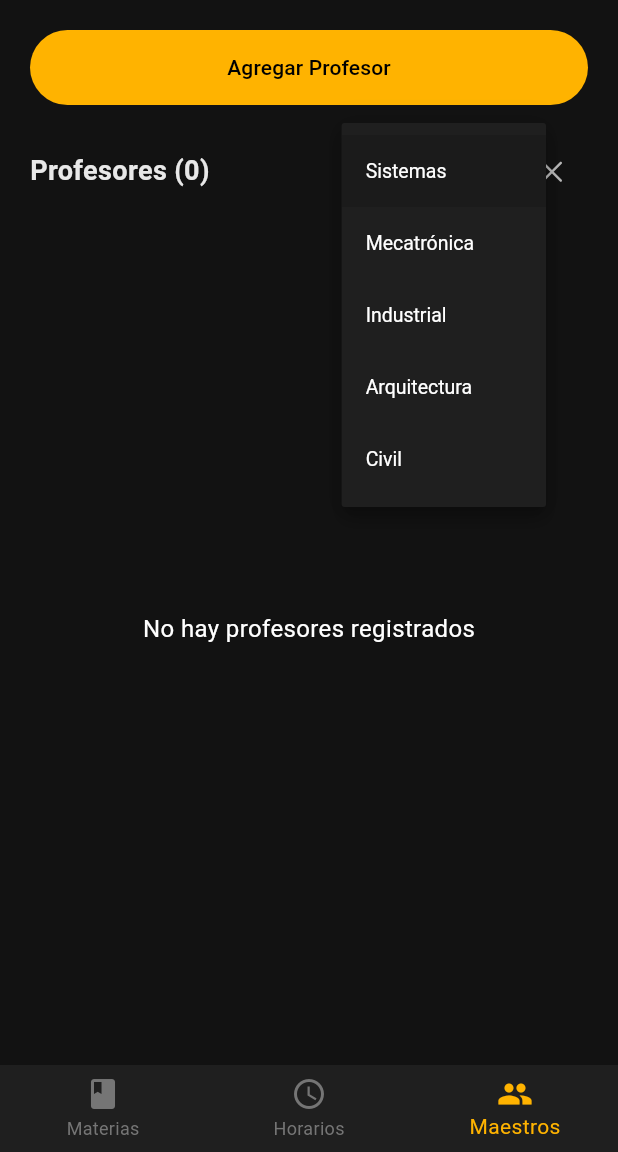
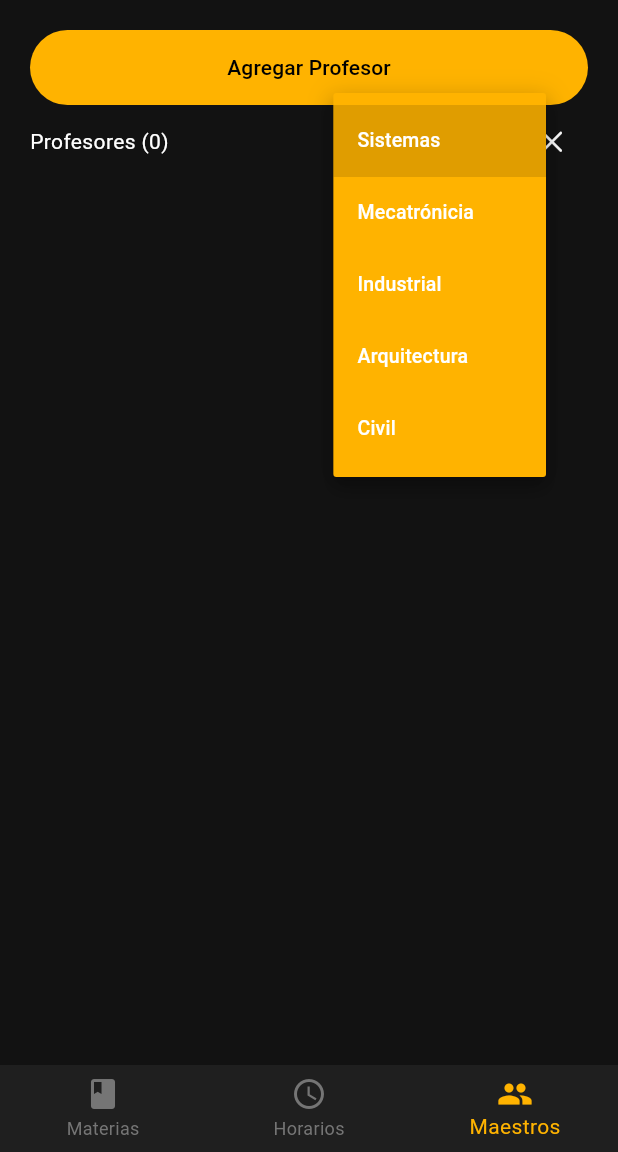
Before and after one commit to rojasaguilar/u3_p2_checador_asistencia, a Flutter app: the screen it shows after launch, item 3 of the bottom bar chosen, after a tap on "Carrera", on a phone screen of 412 x 824 dp, the part 84-1236 px from its top. Run offline on Flutter 3.47's test engine with Material 3 defaults, Android fonts, the phone set to English and light mode, and no system bars; our stand-ins replace sqflite; accounts and stored records are empty.

Commit message:
disenio consistente

```diff
--- a/lib/pages/addMateria.dart
+++ b/lib/pages/addMateria.dart
@@ -21,7 +21,10 @@ class _AddmateriaState extends State<Addmateria> {
     return Scaffold(
       backgroundColor: const Color(0xFF121212),
       appBar: AppBar(
-        title: const Text("Agregar Materia", style: TextStyle(color: Colors.white)),
+        title: const Text(
+          "Agregar Materia",
+          style: TextStyle(color: Colors.white),
+        ),
         backgroundColor: const Color(0xFF1F1F1F),
         iconTheme: const IconThemeData(color: Colors.white),
         elevation: 0,
@@ -32,8 +35,8 @@ class _AddmateriaState extends State<Addmateria> {
           children: [
             _buildTextField(
               controller: nmatController,
-              labelText: "Clave de la materia (NMAT)",
-              icon: Icons.vpn_key_outlined,
+              labelText: "Nombre de la materia (NMAT)",
+              icon: Icons.book_outlined,
             ),
             const SizedBox(height: 15),
             _buildTextField(
@@ -59,11 +62,17 @@ class _AddmateriaState extends State<Addmateria> {
                 controllerMateria.insertarMateria(m).then((r) {
                   if (r < 1) {
                     _showSnackBar(
-                        "No se pudo registrar la materia", Icons.cancel_outlined, Colors.red);
+                      "No se pudo registrar la materia",
+                      Icons.cancel_outlined,
+                      Colors.red,
+                    );
                     return;
                   }
                   _showSnackBar(
-                      "Materia registrada correctamente", Icons.check_outlined, Colors.green);
+                    "Materia registrada correctamente",
+                    Icons.check_outlined,
+                    Colors.green,
+                  );
                   widget.onAdd();
                   Navigator.pop(context);
                 });
@@ -120,12 +129,18 @@ class _AddmateriaState extends State<Addmateria> {
   bool validarInputs() {
     if (nmatController.text.isEmpty) {
       _showSnackBar(
-          "La clave de la materia es obligatoria", Icons.warning_amber_rounded, Colors.amber);
+        "El nombre de la materia es obligatoria",
+        Icons.warning_amber_rounded,
+        Colors.amber,
+      );
       return false;
     }
     if (descripcionController.text.isEmpty) {
       _showSnackBar(
-          "La descripción de la materia es obligatoria", Icons.warning_amber_rounded, Colors.amber);
+        "La descripción de la materia es obligatoria",
+        Icons.warning_amber_rounded,
+        Colors.amber,
+      );
       return false;
     }
     return true;
--- a/lib/pages/horarios.dart
+++ b/lib/pages/horarios.dart
@@ -49,6 +49,11 @@ class _HorariosState extends State<Horarios> {
         crossAxisAlignment: CrossAxisAlignment.start,
         children: [
           FilledButton(
+            style: FilledButton.styleFrom(
+              backgroundColor: Colors.amber[600],
+              foregroundColor: Colors.black,
+              minimumSize: const Size.fromHeight(50),
+            ),
             onPressed: () {
               Navigator.push(
                 context,
@@ -57,7 +62,7 @@ class _HorariosState extends State<Horarios> {
                 ),
               );
             },
-            child: const Text("Agregar Horarios"),
+            child: const Text("Agregar Horario"),
           ),
 
           const SizedBox(height: 10),
@@ -67,7 +72,7 @@ class _HorariosState extends State<Horarios> {
 
           const SizedBox(height: 10),
 
-          Text("Horarios (${horarios.length})"),
+          Text("Horarios (${horarios.length})", style: TextStyle(color: Colors.white),),
 
           const SizedBox(height: 10),
 
@@ -124,7 +129,7 @@ class _HorariosState extends State<Horarios> {
                 });
                 actualizarHorarios();
               },
-              icon: const Icon(CupertinoIcons.xmark, size: 16),
+              icon: const Icon(CupertinoIcons.xmark, size: 16, color: Colors.white,),
             ),
           ],
         ),
@@ -135,16 +140,17 @@ class _HorariosState extends State<Horarios> {
   // Dropdown: Asistencia/Falta
   Widget _dropdownAsistencia() {
     return DropdownButton<int>(
-      hint: const Text("Asistencia/Falta", style: TextStyle(fontSize: 12)),
+      dropdownColor: Colors.amber[600],
+      hint: const Text("Asistencia/Falta", style: TextStyle(fontSize: 12, color: Colors.white)),
       value: asistencia,
       items: const [
         DropdownMenuItem(
           value: 1,
-          child: Text("ASISTENCIA", style: TextStyle(fontSize: 11)),
+          child: Text("ASISTENCIA", style: TextStyle(fontSize: 11, color: Colors.white)),
         ),
         DropdownMenuItem(
           value: 0,
-          child: Text("FALTA", style: TextStyle(fontSize: 11)),
+          child: Text("FALTA", style: TextStyle(fontSize: 11, color: Colors.white)),
         ),
       ],
       onChanged: (v) {
@@ -162,13 +168,14 @@ class _HorariosState extends State<Horarios> {
     required Function(String?) onChange,
   }) {
     return DropdownButton<String>(
-      hint: Text(label, style: const TextStyle(fontSize: 12)),
+      dropdownColor: Colors.amber[600],
+      hint: Text(label, style: const TextStyle(fontSize: 12, color: Colors.white)),
       value: value,
       items: lista
           .map(
             (item) => DropdownMenuItem(
               value: item,
-              child: Text(item, style: const TextStyle(fontSize: 11)),
+              child: Text(item, style: const TextStyle(fontSize: 11, color: Colors.white)),
             ),
           )
           .toList(),
--- a/lib/pages/profesores.dart
+++ b/lib/pages/profesores.dart
@@ -13,19 +13,23 @@ class Profesores extends StatefulWidget {
 
 class _ProfesoresState extends State<Profesores> {
   List<Profesor> profesores = [];
+
   ControllerProfesor controllerProfesor = ControllerProfesor();
 
-  final List<String> carreras = [
+  List<String> carreras = [
     "Sistemas",
-    "Mecatrónica",
+    "Mecatrónicia",
     "Industrial",
     "Arquitectura",
     "Civil",
+    // "Cualquiera"
   ];
+  // String? carreraSeleccionada = "Cualquiera";
   String? carreraSeleccionada;
 
   @override
   void initState() {
+    // TODO: implement initState
     super.initState();
     actualizarProfesores();
   }
@@ -33,7 +37,7 @@ class _ProfesoresState extends State<Profesores> {
   @override
   Widget build(BuildContext context) {
     return Padding(
-      padding: const EdgeInsets.all(20),
+      padding: EdgeInsets.all(20),
       child: Column(
         children: [
           FilledButton(
@@ -56,35 +60,37 @@ class _ProfesoresState extends State<Profesores> {
                 ),
               );
             },
-            child: const Text("Agregar Profesor"),
+            child: Text("Agregar Profesor"),
           ),
-          const SizedBox(height: 20),
-          // FILTROS
-          Row(
+
+          profesores.isEmpty
+              ? Row(
                   mainAxisAlignment: MainAxisAlignment.spaceBetween,
                   children: [
                     Text(
                       "Profesores (${profesores.length})",
-                style: TextStyle(
-                  color: Colors.white.withOpacity(0.9),
-                  fontSize: 18,
-                  fontWeight: FontWeight.bold,
-                ),
+                      style: TextStyle(color: Colors.white),
                     ),
                     Row(
                       children: [
                         DropdownButton<String>(
-                    hint: Text("Carrera",
-                        style: TextStyle(color: Colors.grey[400], fontSize: 13)),
+                          dropdownColor: Colors.amber[600],
+                          hint: Text(
+                            "Carrera",
+                            style: TextStyle(fontSize: 13, color: Colors.white),
+                          ),
                           value: carreraSeleccionada,
-                    dropdownColor: const Color(0xFF1F1F1F),
-                    style: const TextStyle(color: Colors.white),
-                    icon: Icon(Icons.arrow_drop_down, color: Colors.grey[400]),
                           items: carreras
                               .map(
                                 (carrera) => DropdownMenuItem<String>(
+                                  child: Text(
+                                    carrera,
+                                    style: TextStyle(
+                                      fontSize: 13,
+                                      color: Colors.white,
+                                    ),
+                                  ),
                                   value: carrera,
-                            child: Text(carrera, style: const TextStyle(fontSize: 13)),
                                 ),
                               )
                               .toList(),
@@ -93,9 +99,10 @@ class _ProfesoresState extends State<Profesores> {
                               carreraSeleccionada = x;
                             });
                             filtrarProfesoresPorCarrera();
+                            return;
                           },
                         ),
-                  const SizedBox(width: 4),
+                        SizedBox(width: 4),
                         IconButton(
                           onPressed: () {
                             setState(() {
@@ -103,42 +110,99 @@ class _ProfesoresState extends State<Profesores> {
                             });
                             actualizarProfesores();
                           },
-                    icon: Icon(CupertinoIcons.clear, size: 20, color: Colors.grey[400]),
+                          icon: Icon(
+                            CupertinoIcons.clear,
+                            size: 20,
+                            color: Colors.white,
+                          ),
+                        ),
+                      ],
+                    ),
+                  ],
+                )
+              //LISTA DE PROFES
+              : Expanded(
+                  child: Column(
+                    crossAxisAlignment: CrossAxisAlignment.start,
+                    children: [
+                      Row(
+                        mainAxisAlignment: MainAxisAlignment.spaceBetween,
+                        children: [
+                          Text(
+                            "Profesores (${profesores.length})",
+                            style: TextStyle(color: Colors.white),
+                          ),
+                          Row(
+                            children: [
+                              DropdownButton<String>(
+                                dropdownColor: Colors.amber[600],
+                                hint: Text(
+                                  "Carrera",
+                                  style: TextStyle(
+                                    fontSize: 13,
+                                    color: Colors.white,
+                                  ),
+                                ),
+                                value: carreraSeleccionada,
+                                items: carreras
+                                    .map(
+                                      (carrera) => DropdownMenuItem<String>(
+                                        child: Text(
+                                          carrera,
+                                          style: TextStyle(
+                                            fontSize: 13,
+                                            color: Colors.white,
+                                          ),
+                                        ),
+                                        value: carrera,
+                                      ),
+                                    )
+                                    .toList(),
+                                onChanged: (x) {
+                                  setState(() {
+                                    carreraSeleccionada = x;
+                                  });
+                                  filtrarProfesoresPorCarrera();
+                                  return;
+                                },
+                              ),
+                              SizedBox(width: 4),
+                              IconButton(
+                                onPressed: () {
+                                  setState(() {
+                                    carreraSeleccionada = null;
+                                  });
+                                  actualizarProfesores();
+                                },
+                                icon: Icon(
+                                  CupertinoIcons.clear,
+                                  size: 20,
+                                  color: Colors.white,
+                                ),
                               ),
                             ],
                           ),
                         ],
                       ),
-          const SizedBox(height: 10),
-          // LISTA DE PROFESORES
                       Expanded(
-            child: profesores.isEmpty
-                ? const Center(
-                    child: Text(
-                      "No hay profesores registrados",
-                      style: TextStyle(color: Colors.white, fontSize: 16),
-                    ),
-                  )
-                : ListView(
+                        child: ListView(
                           children: profesores
                               .map(
-                          (profe) => Card(
-                            color: const Color(0xFF1F1F1F),
-                            margin: const EdgeInsets.symmetric(vertical: 5),
-                            child: ListTile(
+                                (profe) => ListTile(
                                   title: Text(
-                                profe.NOMBRE,
-                                style: const TextStyle(
-                                    color: Colors.white, fontWeight: FontWeight.bold),
+                                    "${profe.NOMBRE}",
+                                    style: TextStyle(color: Colors.white),
                                   ),
                                   subtitle: Text(
-                                profe.CARRERA,
-                                style: TextStyle(color: Colors.grey[400]),
-                              ),
+                                    "${profe.CARRERA}",
+                                    style: TextStyle(color: Colors.white54),
                                   ),
                                 ),
                               )
                               .toList(),
+                        ),
+                      ),
+                    ],
                   ),
                 ),
         ],
@@ -148,14 +212,15 @@ class _ProfesoresState extends State<Profesores> {
 
   void actualizarProfesores() async {
     final profesoresMap = await controllerProfesor.obtenerProfesores();
+
     setState(() {
       profesores = profesoresMap;
     });
-    // profesores.forEach((profesor) => print("${profesor.toJSON()} \n"));
+
+    profesores.forEach((profesor) => print("${profesor.toJSON()} \n"));
   }
 
   void filtrarProfesoresPorCarrera() async {
-    if (carreraSeleccionada == null) return;
     final data = await controllerProfesor.filtrarPorCarrera(
       carreraSeleccionada!,
     );
```
Lines whose indentation alone changed are shown as unchanged.
